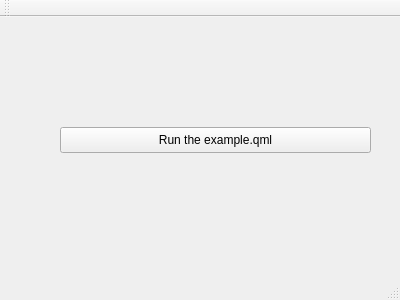
Above: widgetci/mainwindow.ui from eminfedar/widgetci before the change. Below: the same form after it.
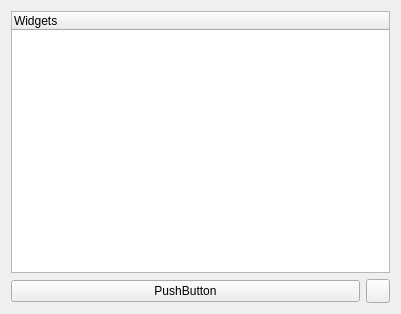
That is the form after the change. Icons and pictures are not drawn.

Commit message: First GUI of Widget Manager. It copies the example automatically to widgets folder.

What changed in the file:
```diff
--- a/widgetci/mainwindow.ui
+++ b/widgetci/mainwindow.ui
@@ -6,47 +6,82 @@
    <rect>
     <x>0</x>
     <y>0</y>
-    <width>400</width>
-    <height>300</height>
+    <width>401</width>
+    <height>314</height>
    </rect>
   </property>
   <property name="windowTitle">
-   <string>mainWindow</string>
+   <string>Widgetci</string>
+  </property>
+  <property name="windowIcon">
+   <iconset resource="qtresource.qrc">
+    <normaloff>:/img/icon.png</normaloff>:/img/icon.png</iconset>
+  </property>
+  <property name="styleSheet">
+   <string notr="true"> QMenu::item:selected{
+ background-color: rgb(0, 150, 0);
+ };
+
+background: #292929;
+color:#FFFFFF;</string>
   </property>
   <widget class="QWidget" name="centralWidget">
-   <widget class="QPushButton" name="pushButton">
-    <property name="geometry">
-     <rect>
-      <x>60</x>
-      <y>110</y>
-      <width>311</width>
-      <height>26</height>
-     </rect>
-    </property>
-    <property name="text">
-     <string>Run the example.qml</string>
-    </property>
-   </widget>
+   <layout class="QHBoxLayout" name="horizontalLayout">
+    <item>
+     <layout class="QVBoxLayout" name="verticalLayout">
+      <item>
+       <widget class="QTreeWidget" name="obj_widgetList">
+        <column>
+         <property name="text">
+          <string>Widgets</string>
+         </property>
+        </column>
+       </widget>
+      </item>
+      <item>
+       <layout class="QHBoxLayout" name="horizontalLayout_2">
+        <item>
+         <widget class="QPushButton" name="pushButton_2">
+          <property name="text">
+           <string>PushButton</string>
+          </property>
+         </widget>
+        </item>
+        <item>
+         <widget class="QPushButton" name="obj_showFolderBtn">
+          <property name="sizePolicy">
+           <sizepolicy hsizetype="Fixed" vsizetype="Fixed">
+            <horstretch>0</horstretch>
+            <verstretch>0</verstretch>
+           </sizepolicy>
+          </property>
+          <property name="minimumSize">
+           <size>
+            <width>24</width>
+            <height>24</height>
+           </size>
+          </property>
+          <property name="maximumSize">
+           <size>
+            <width>24</width>
+            <height>24</height>
+           </size>
+          </property>
+          <property name="text">
+           <string/>
+          </property>
+          <property name="icon">
+           <iconset resource="qtresource.qrc">
+            <normaloff>:/img/showfolder.png</normaloff>:/img/showfolder.png</iconset>
+          </property>
+         </widget>
+        </item>
+       </layout>
+      </item>
+     </layout>
+    </item>
+   </layout>
   </widget>
-  <widget class="QMenuBar" name="menuBar">
-   <property name="geometry">
-    <rect>
-     <x>0</x>
-     <y>0</y>
-     <width>400</width>
-     <height>22</height>
-    </rect>
-   </property>
-  </widget>
-  <widget class="QToolBar" name="mainToolBar">
-   <attribute name="toolBarArea">
-    <enum>TopToolBarArea</enum>
-   </attribute>
-   <attribute name="toolBarBreak">
-    <bool>false</bool>
-   </attribute>
-  </widget>
-  <widget class="QStatusBar" name="statusBar"/>
  </widget>
  <layoutdefault spacing="6" margin="11"/>
  <resources/>
```
Left out of the diff: 4 changed lines with no effect on the pictures. The commit also changes 12 other files.
